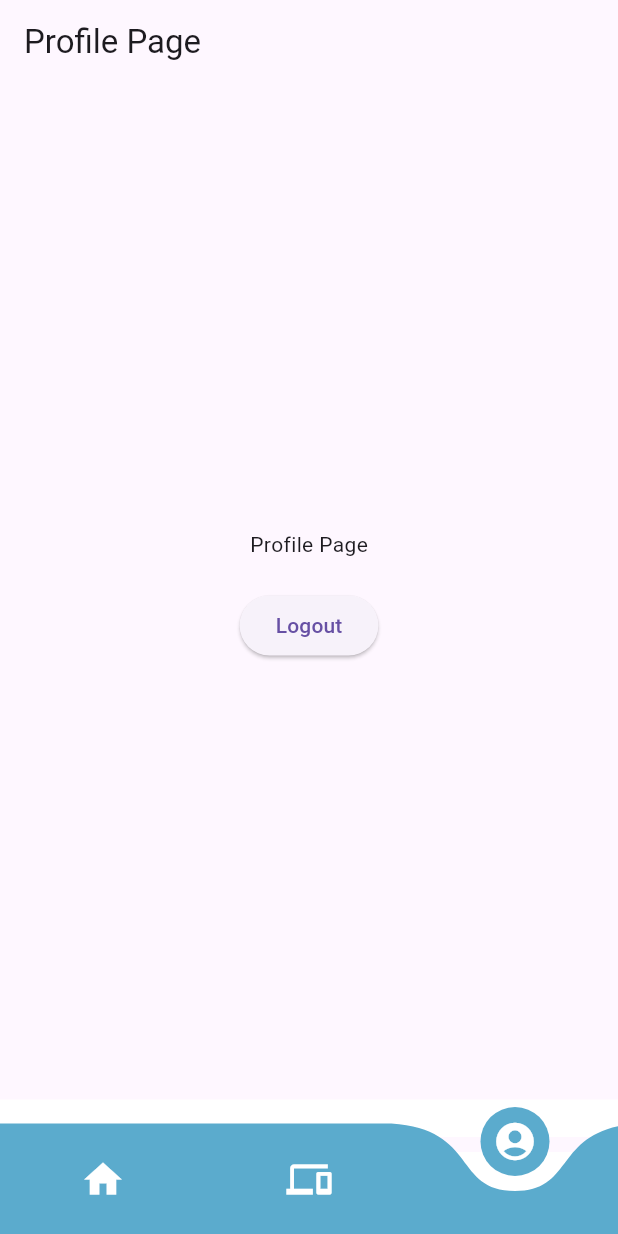
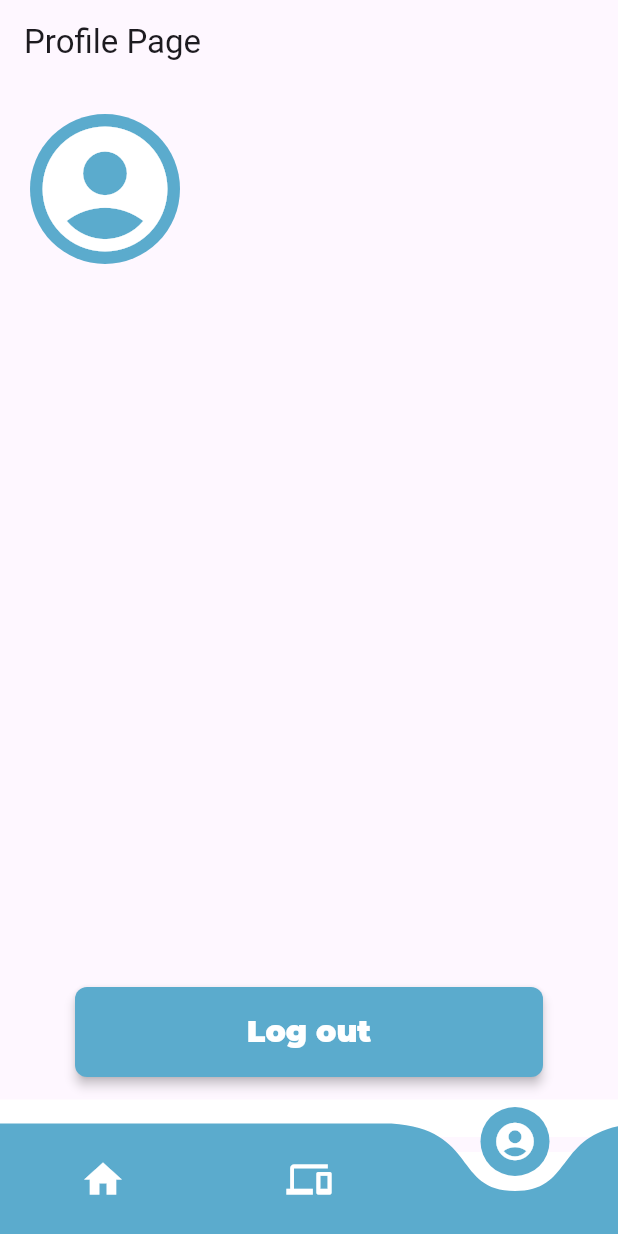
Before and after one commit to TronCM143/finalfinal, a Flutter app: the screen it shows once a user with an empty profile is signed in, item 3 of the bottom bar chosen, on a phone screen of 412 x 824 dp. Run offline on Flutter 3.47's test engine with Material 3 defaults, Android fonts, the phone set to English and light mode, and no system bars; drawn by our look-alikes of curved_navigation_bar; our stand-ins replace cloud_firestore, device_info_plus, firebase_auth, firebase_core, google_fonts, google_maps_flutter and 3 more; accounts and stored records are empty; network calls fail.

Commit message:
commit ni erbon

```diff
--- a/lib/components/auth_page.dart
+++ b/lib/components/auth_page.dart
@@ -28,7 +28,7 @@ class AuthPage extends StatelessWidget {
           }
           else if(snapshot.hasData) {
             //if logged in
-            return const HomePage();
+            return HomePage();
           } else {
             //no account
             return const LoginOrRegisterPage();
--- a/lib/map.dart
+++ b/lib/map.dart
@@ -9,7 +9,7 @@ import 'services/location_service.dart';
 import 'device_info_util.dart';
 
 class MapPage extends StatefulWidget {
-  const MapPage({Key? key}) : super(key: key);
+  const MapPage({super.key});
 
   @override
   State<MapPage> createState() => _MapPageState();
@@ -51,7 +51,7 @@ class _MapPageState extends State<MapPage> {
         onPressed: () {
           _showDeviceInfoDialog();
         },
-        child: Icon(Icons.info),
+        child: const Icon(Icons.info),
       ),
       body: Column(
         children: [
--- a/lib/pages/home_page.dart
+++ b/lib/pages/home_page.dart
@@ -1,27 +1,17 @@
 import 'package:curved_navigation_bar/curved_navigation_bar.dart';
 import 'package:firebase_auth/firebase_auth.dart';
 import 'package:flutter/material.dart';
-import 'package:mapa/components/auth_page.dart';
 import 'package:mapa/pages/profile_pdage.dart';
 
 import '../map.dart';
 import 'devices_page.dart';
 
 class HomePage extends StatefulWidget {
-  const HomePage({super.key});
+  HomePage({super.key});
 
+  final user = FirebaseAuth.instance.currentUser;
   @override
   State<HomePage> createState() => _HomePageState();
-}
-
-void signUserOut(BuildContext context) {
-  FirebaseAuth.instance.signOut();
-  Navigator.pushReplacement(
-    context,
-    MaterialPageRoute(
-        builder: (context) =>
-            AuthPage()), // Replace AuthPage with your actual authentication page
-  );
 }
 
 class _HomePageState extends State<HomePage> {
--- a/lib/pages/login_page_widget.dart
+++ b/lib/pages/login_page_widget.dart
@@ -80,9 +80,9 @@ class _LoginPageWidgetState extends State<LoginPageWidget> {
                   borderRadius: BorderRadius.circular(8),
                   child: Image.asset(
                     'assets/logo_with_name2.png',
-                    width: 300,
-                    height: 150,
-                    fit: BoxFit.cover,
+                    width: 350,
+                    height: 160,
+                    fit: BoxFit.fill,
                   ),
                 ),
               ),
--- a/lib/pages/profile_pdage.dart
+++ b/lib/pages/profile_pdage.dart
@@ -1,35 +1,62 @@
+import 'package:flutter/material.dart';
 import 'package:firebase_auth/firebase_auth.dart';
-import 'package:flutter/material.dart';
-import 'login_page_widget.dart'; // Adjust the import as per your project structure
+import 'package:google_sign_in/google_sign_in.dart';
+import 'package:mapa/components/auth_page.dart';
 
 class ProfilePage extends StatefulWidget {
-  const ProfilePage({super.key});
+  const ProfilePage({Key? key});
 
   @override
   State<ProfilePage> createState() => _ProfilePageState();
 }
 
 class _ProfilePageState extends State<ProfilePage> {
-  bool _isLoggingOut = false; // To track the logout process
+  String? _profilePictureUrl; // Change to nullable type
 
-  void _logout() async {
-    setState(() {
-      _isLoggingOut = true; // Set the flag to true to indicate logging out
-    });
+  @override
+  void initState() {
+    super.initState();
+    _loadProfilePicture();
+  }
 
+  Future<void> _loadProfilePicture() async {
+    final currentUser = FirebaseAuth.instance.currentUser;
+    if (currentUser != null) {
+      if (currentUser.providerData.any((userInfo) =>
+          userInfo.providerId == GoogleAuthProvider.PROVIDER_ID)) {
+        final GoogleSignIn googleSignIn = GoogleSignIn();
+        final googleUser = await googleSignIn.signInSilently();
+        if (googleUser != null) {
+          setState(() {
+            _profilePictureUrl = googleUser.photoUrl;
+          });
+        }
+      } else {
+        setState(() {
+          _profilePictureUrl = null;
+        });
+      }
+    }
+  }
+
+  // Rest of the code remains the same
+
+
+  Future<void> signUserOut(BuildContext context) async {
     try {
       await FirebaseAuth.instance.signOut();
+
+      final GoogleSignIn googleSignIn = GoogleSignIn();
+      await googleSignIn.signOut();
+
       Navigator.pushReplacement(
         context,
         MaterialPageRoute(
-            builder: (context) => const LoginPageWidget(onTap: null)),
+          builder: (context) => const AuthPage(),
+        ),
       );
     } catch (e) {
-      print('Error logging out: $e');
-    } finally {
-      setState(() {
-        _isLoggingOut = false; // Reset the flag to false after logging out
-      });
+      print("Error signing out: $e");
     }
   }
 
@@ -39,22 +66,81 @@ class _ProfilePageState extends State<ProfilePage> {
       appBar: AppBar(
         title: const Text('Profile Page'),
       ),
-      body: Center(
-        child: Column(
-          mainAxisAlignment: MainAxisAlignment.center,
-          children: [
-            const Text('Profile Page'),
-            const SizedBox(height: 20),
-            ElevatedButton(
-              onPressed: _isLoggingOut
-                  ? null
-                  : _logout, // Disable button during logout process
-              child: _isLoggingOut
-                  ? const CircularProgressIndicator() // Show a progress indicator while logging out
-                  : const Text('Logout'),
+      body: Column(
+        crossAxisAlignment: CrossAxisAlignment.stretch,
+        children: [
+          Padding(
+            padding: const EdgeInsets.all(20),
+            child: Row(
+              children: [
+                CircleAvatar(
+                  // Display profile picture or default icon based on the URL
+                  backgroundColor: Color(0xFF5BABCD),
+                  radius: 50,
+                  child: _profilePictureUrl != null
+                      ? ClipOval(
+                          child: Image.network(
+                            _profilePictureUrl!,
+                            width: 100,
+                            height: 100,
+                            fit: BoxFit.cover,
+                          ),
+                        )
+                      : const Icon(
+                          Icons.account_circle,
+                          size: 100,
+                          color: Colors.white,
+                        ),
+                ),
+                const SizedBox(width: 20),
+                Text(
+                  '${FirebaseAuth.instance.currentUser!.email}',
+                  style: const TextStyle(
+                    fontFamily: 'Montserrat',
+                    fontWeight: FontWeight.w900,
+                    fontSize: 20,
+                  ),
+                ),
+              ],
             ),
-          ],
-        ),
+          ),
+          const Expanded(
+            child: Column(
+              mainAxisAlignment: MainAxisAlignment.center,
+              children: [
+                // Add any future content here
+              ],
+            ),
+          ),
+          Padding(
+            padding: const EdgeInsets.symmetric(horizontal: 50),
+            child: SizedBox(
+              height: 60,
+              child: ElevatedButton(
+                onPressed: () => signUserOut(context),
+                style: ElevatedButton.styleFrom(
+                  padding: const EdgeInsets.symmetric(vertical: 10),
+                  backgroundColor: const Color(0xFF5BABCD),
+                  elevation: 3,
+                  shape: RoundedRectangleBorder(
+                    borderRadius: BorderRadius.circular(8),
+                  ),
+                ),
+                child: const Text(
+                  'Log out',
+                  style: TextStyle(
+                    fontFamily: 'Montserrat',
+                    fontWeight: FontWeight.w900,
+                    fontSize: 20,
+                    color: Colors.white,
+                    letterSpacing: 0,
+                  ),
+                ),
+              ),
+            ),
+          ),
+          const SizedBox(height: 20),
+        ],
       ),
     );
   }
--- a/lib/pages/signup_page.dart
+++ b/lib/pages/signup_page.dart
@@ -85,9 +85,9 @@ class _SignUpPageWidgetState extends State<SignUpPageWidget> {
               borderRadius: BorderRadius.circular(8),
               child: Image.asset(
                 'assets/logo_with_name2.png',
-                width: 300,
-                height: 150,
-                fit: BoxFit.cover,
+                    width: 350,
+                    height: 160,
+                    fit: BoxFit.fill,
               ),
             ),
           ),
```
